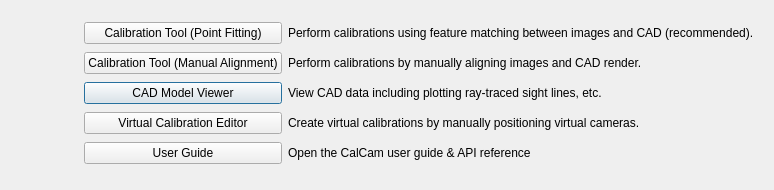
This is calcam/ui/launcher.ui in euratom-software/calcam as Qt 5 draws it before an edit. The edited form follows.
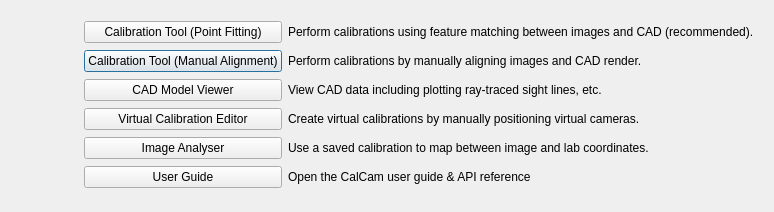
This is the edited form.

Commit message: Add new image analysis GUI. New UI file, vtkinteractorstyles class and gui class; some bug fixes and related changes elsewhere. Note: new tools not documented yet.

Patch:
```diff
--- a/calcam/ui/launcher.ui
+++ b/calcam/ui/launcher.ui
@@ -7,7 +7,7 @@
     <x>0</x>
     <y>0</y>
     <width>774</width>
-    <height>190</height>
+    <height>212</height>
    </rect>
   </property>
   <property name="sizePolicy">
@@ -36,20 +36,6 @@
       <enum>QFrame::Raised</enum>
      </property>
      <layout class="QGridLayout" name="gridLayout_2">
-      <item row="2" column="1">
-       <widget class="QPushButton" name="cad_viewer_button">
-        <property name="text">
-         <string>CAD Model Viewer</string>
-        </property>
-       </widget>
-      </item>
-      <item row="1" column="3">
-       <widget class="QLabel" name="label_5">
-        <property name="text">
-         <string>Perform calibrations by manually aligning images and CAD render.</string>
-        </property>
-       </widget>
-      </item>
       <item row="1" column="1">
        <widget class="QPushButton" name="alignment_calib_button">
         <property name="text">
@@ -64,17 +50,17 @@
         </property>
        </widget>
       </item>
-      <item row="5" column="1">
-       <widget class="QPushButton" name="userguide_button">
+      <item row="2" column="1">
+       <widget class="QPushButton" name="cad_viewer_button">
         <property name="text">
-         <string>User Guide</string>
+         <string>CAD Model Viewer</string>
         </property>
        </widget>
       </item>
-      <item row="5" column="3">
-       <widget class="QLabel" name="label_4">
+      <item row="1" column="3">
+       <widget class="QLabel" name="label_5">
         <property name="text">
-         <string>Open the CalCam user guide &amp; API reference</string>
+         <string>Perform calibrations by manually aligning images and CAD render.</string>
         </property>
        </widget>
       </item>
@@ -85,6 +71,20 @@
         </property>
        </widget>
       </item>
+      <item row="6" column="3">
+       <widget class="QLabel" name="label_4">
+        <property name="text">
+         <string>Open the CalCam user guide &amp; API reference</string>
+        </property>
+       </widget>
+      </item>
+      <item row="6" column="1">
+       <widget class="QPushButton" name="userguide_button">
+        <property name="text">
+         <string>User Guide</string>
+        </property>
+       </widget>
+      </item>
       <item row="0" column="1">
        <widget class="QPushButton" name="calcam_button">
         <property name="text">
@@ -92,13 +92,6 @@
         </property>
        </widget>
       </item>
-      <item row="4" column="1">
-       <widget class="QPushButton" name="view_designer_button">
-        <property name="text">
-         <string>Virtual Calibration Editor</string>
-        </property>
-       </widget>
-      </item>
       <item row="2" column="3">
        <widget class="QLabel" name="label_2">
         <property name="text">
@@ -106,6 +99,27 @@
         </property>
        </widget>
       </item>
+      <item row="4" column="1">
+       <widget class="QPushButton" name="view_designer_button">
+        <property name="text">
+         <string>Virtual Calibration Editor</string>
+        </property>
+       </widget>
+      </item>
+      <item row="5" column="3">
+       <widget class="QLabel" name="label_6">
+        <property name="text">
+         <string>Use a saved calibration to map between image and lab coordinates.</string>
+        </property>
+       </widget>
+      </item>
+      <item row="5" column="1">
+       <widget class="QPushButton" name="image_analysis_button">
+        <property name="text">
+         <string>Image Analyser</string>
+        </property>
+       </widget>
+      </item>
      </layout>
     </widget>
    </item>
```
The commit also changes 7 other files.
